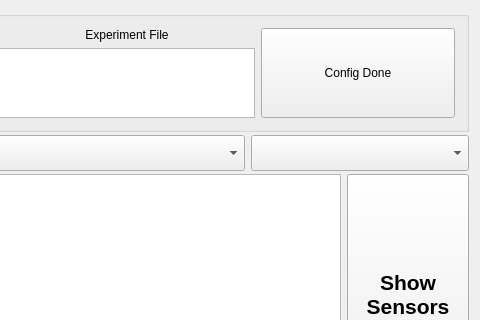
Above: tts_gui_experiment/TTS_GUI.ui from Sebnor-Doc/Collect_Data before the change; both pictures show x 646 to 1126 and y 0 to 320 of the 1126 by 608 pixel window. Below: the same form after it.
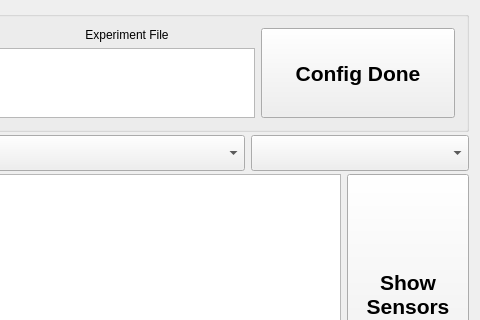
That is the form after the change.

Commit message: Increase font of some buttons

```diff
--- a/tts_gui_experiment/TTS_GUI.ui
+++ b/tts_gui_experiment/TTS_GUI.ui
@@ -223,6 +223,13 @@
            <verstretch>0</verstretch>
           </sizepolicy>
          </property>
+         <property name="font">
+          <font>
+           <pointsize>16</pointsize>
+           <weight>75</weight>
+           <bold>true</bold>
+          </font>
+         </property>
          <property name="text">
           <string>Config Done</string>
          </property>
```
